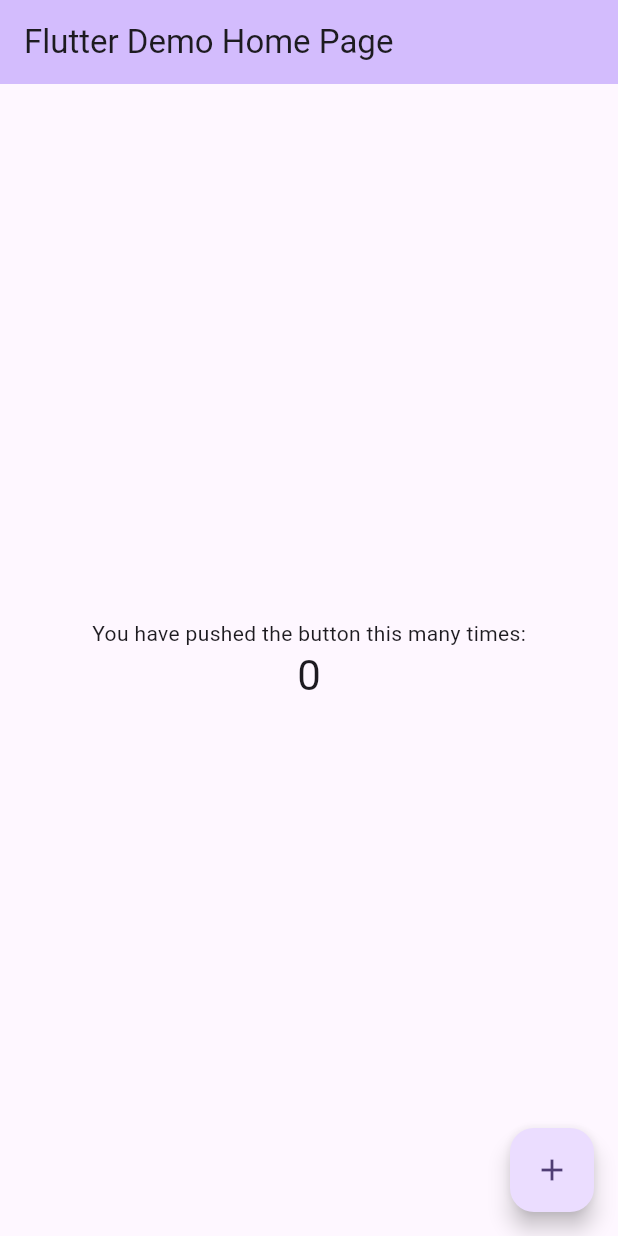
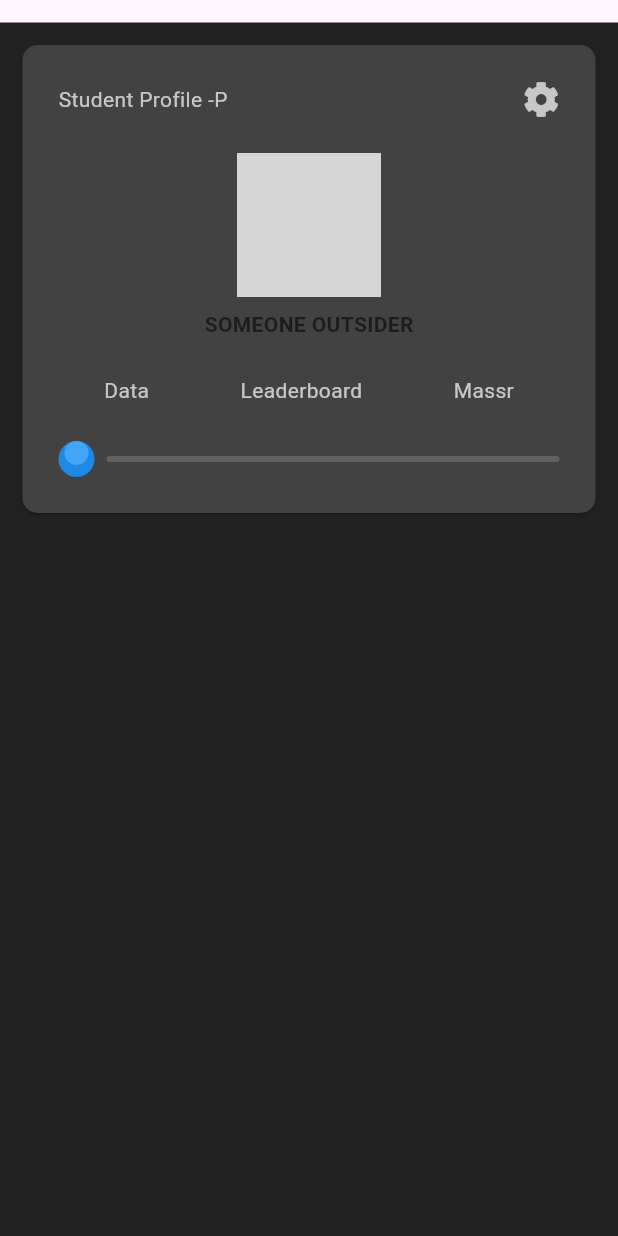
Before and after one commit to yousef-shaman/educational-_game_flutter, a Flutter app: the screen it shows after launch, on a phone screen of 412 x 824 dp. Run offline on Flutter 3.47's test engine with Material 3 defaults, Android fonts, the phone set to English and light mode, and no system bars; our stand-ins replace font_awesome_flutter; network calls fail; grey boxes are pictures that could not be loaded.

Commit message:
adding 'custom_tab_bar.dart' file and initializing working on profile page

```diff
--- /dev/null
+++ b/lib/custom_tab_bar.dart
@@ -0,0 +1,69 @@
+import 'package:flutter/material.dart';
+
+class TabBarDemo extends StatefulWidget {
+  @override
+  _TabBarDemoState createState() => _TabBarDemoState();
+}
+
+class _TabBarDemoState extends State<TabBarDemo> with SingleTickerProviderStateMixin {
+  late TabController _tabController;
+
+  @override
+  void initState() {
+    super.initState();
+    _tabController = TabController(length: 3, vsync: this);
+  }
+
+  @override
+  Widget build(BuildContext context) {
+    return Scaffold(
+      appBar: AppBar(
+        title: Text('Custom Tab Bar'),
+        bottom: PreferredSize(
+          preferredSize: Size.fromHeight(55),
+          child: Align(
+            alignment: Alignment.centerLeft,
+            child: TabBar(
+              controller: _tabController,
+              indicator: BoxDecoration(),
+              tabs: [
+                TabItem(icon: Icons.home, title: 'Home'),
+                TabItem(icon: Icons.search, title: 'Search'),
+                TabItem(icon: Icons.person, title: 'Profile'),
+              ],
+            ),
+          ),
+        ),
+      ),
+      body: TabBarView(
+        controller: _tabController,
+        children: [
+          Icon(Icons.home),
+          Icon(Icons.search),
+          Icon(Icons.person),
+        ],
+      ),
+    );
+  }
+}
+
+class TabItem extends StatelessWidget {
+  final IconData icon;
+  final String title;
+
+  const TabItem({Key? key, required this.icon, required this.title}) : super(key: key);
+
+  @override
+  Widget build(BuildContext context) {
+    return Container(
+      height: 55,
+      child: Column(
+        mainAxisAlignment: MainAxisAlignment.end,
+        children: [
+          Icon(icon),
+          Text(title),
+        ],
+      ),
+    );
+  }
+}
--- a/lib/main.dart
+++ b/lib/main.dart
@@ -1,4 +1,7 @@
 import 'package:flutter/material.dart';
+import 'package:font_awesome_flutter/font_awesome_flutter.dart';
+import 'custom_tab_bar.dart'; // Import the custom tab bar
+
 
 void main() {
   runApp(const MyApp());
@@ -7,119 +10,260 @@
 class MyApp extends StatelessWidget {
   const MyApp({super.key});
 
-  // This widget is the root of your application.
   @override
   Widget build(BuildContext context) {
     return MaterialApp(
-      title: 'Flutter Demo',
+
+      title: 'Student Profile',
       theme: ThemeData(
-        // This is the theme of your application.
-        //
-        // TRY THIS: Try running your application with "flutter run". You'll see
-        // the application has a purple toolbar. Then, without quitting the app,
-        // try changing the seedColor in the colorScheme below to Colors.green
-        // and then invoke "hot reload" (save your changes or press the "hot
-        // reload" button in a Flutter-supported IDE, or press "r" if you used
-        // the command line to start the app).
-        //
-        // Notice that the counter didn't reset back to zero; the application
-        // state is not lost during the reload. To reset the state, use hot
-        // restart instead.
-        //
-        // This works for code too, not just values: Most code changes can be
-        // tested with just a hot reload.
-        colorScheme: ColorScheme.fromSeed(seedColor: Colors.deepPurple),
-        useMaterial3: true,
+        primarySwatch: Colors.blue,
+        visualDensity: VisualDensity.adaptivePlatformDensity,
       ),
-      home: const MyHomePage(title: 'Flutter Demo Home Page'),
+      home: const ProfilePage(),
+      // home: TabBarDemo(), // Use the TabBarDemo from the custom_tab_bar file
+    );
+
+  }
+}
+
+class ProfilePage extends StatelessWidget {
+  const ProfilePage({super.key});
+
+  @override
+  Widget build(BuildContext context) {
+    return Scaffold(
+      appBar: AppBar(foregroundColor: Color.fromARGB(255, 255, 255, 255),
+      toolbarHeight: 15,),
+      backgroundColor: Colors.grey[900],
+      body: Align(
+        alignment: Alignment.topCenter,
+        child: Card(
+          color: Colors.grey[800],
+          margin: EdgeInsets.all(15),
+          shape: RoundedRectangleBorder(
+            borderRadius: BorderRadius.circular(10),
+          ),
+          child: Padding(
+            padding: const EdgeInsets.all(24.0),
+            child: Column(
+              mainAxisSize: MainAxisSize.min,
+              children: [
+                _buildHeader(),
+                const SizedBox(height: 24),
+                _buildProfileImage(context),
+                const SizedBox(height: 24),
+                _buildTabBar(),
+                const SizedBox(height: 24),
+                _buildProgressIndicator(),
+              ],
+            ),
+          ),
+        ),
+      ),
+    );
+  }
+
+  Widget _buildHeader() {
+    return const Row(
+      mainAxisAlignment: MainAxisAlignment.spaceBetween,
+      children: [
+        Text('Student Profile -P', style: TextStyle(color: Colors.white70)),
+        Icon(FontAwesomeIcons.cog, color: Colors.white70),
+      ],
+    );
+  }
+
+  Widget _buildProfileImage(BuildContext context) {
+    return const Column(
+      children: [
+        CircleAvatar(
+          radius: 48,
+          backgroundImage: NetworkImage('https://placehold.co/96x96'),
+        ),
+        SizedBox(height: 8),
+        Text('SOMEONE OUTSIDER', style: TextStyle(fontWeight: FontWeight.bold)),
+      ],
+    );
+  }
+
+  Widget _buildTabBar() {
+    return Row(
+      mainAxisAlignment: MainAxisAlignment.spaceAround,
+      children: [
+        _buildTab('Data'),
+        _buildTab('Leaderboard'),
+        _buildTab('Massr'),
+      ],
+    );
+  }
+
+  Widget _buildTab(String title) {
+    return Text(title, style: const TextStyle(color: Colors.white70));
+  }
+
+  Widget _buildProgressIndicator() {
+    return Row(
+      children: [
+        Container(
+          width: 24,
+          height: 24,
+          decoration: BoxDecoration(
+            color: Colors.blue[600],
+            shape: BoxShape.circle,
+          ),
+          child: Align(
+            alignment: Alignment.topCenter,
+            child: Container(
+              width: 16,
+              height: 16,
+              decoration: BoxDecoration(
+                color: Colors.blue[400],
+                shape: BoxShape.circle,
+              ),
+            ),
+          ),
+        ),
+        Expanded(
+          child: Container(
+            height: 4,
+            margin: const EdgeInsets.only(left: 8),
+            decoration: BoxDecoration(
+              color: Colors.grey[700],
+              borderRadius: BorderRadius.circular(2),
+            ),
+          ),
+        ),
+      ],
     );
   }
 }
 
-class MyHomePage extends StatefulWidget {
-  const MyHomePage({super.key, required this.title});
 
-  // This widget is the home page of your application. It is stateful, meaning
-  // that it has a State object (defined below) that contains fields that affect
-  // how it looks.
 
-  // This class is the configuration for the state. It holds the values (in this
-  // case the title) provided by the parent (in this case the App widget) and
-  // used by the build method of the State. Fields in a Widget subclass are
-  // always marked "final".
 
-  final String title;
 
-  @override
-  State<MyHomePage> createState() => _MyHomePageState();
-}
+// import 'package:flutter/material.dart';
 
-class _MyHomePageState extends State<MyHomePage> {
-  int _counter = 0;
+// void main() {
+//   runApp(const MyApp());
+// }
 
-  void _incrementCounter() {
-    setState(() {
-      // This call to setState tells the Flutter framework that something has
-      // changed in this State, which causes it to rerun the build method below
-      // so that the display can reflect the updated values. If we changed
-      // _counter without calling setState(), then the build method would not be
-      // called again, and so nothing would appear to happen.
-      _counter++;
-    });
-  }
+// class MyApp extends StatelessWidget {
+//   const MyApp({super.key});
 
-  @override
-  Widget build(BuildContext context) {
-    // This method is rerun every time setState is called, for instance as done
-    // by the _incrementCounter method above.
-    //
-    // The Flutter framework has been optimized to make rerunning build methods
-    // fast, so that you can just rebuild anything that needs updating rather
-    // than having to individually change instances of widgets.
-    return Scaffold(
-      appBar: AppBar(
-        // TRY THIS: Try changing the color here to a specific color (to
-        // Colors.amber, perhaps?) and trigger a hot reload to see the AppBar
-        // change color while the other colors stay the same.
-        backgroundColor: Theme.of(context).colorScheme.inversePrimary,
-        // Here we take the value from the MyHomePage object that was created by
-        // the App.build method, and use it to set our appbar title.
-        title: Text(widget.title),
-      ),
-      body: Center(
-        // Center is a layout widget. It takes a single child and positions it
-        // in the middle of the parent.
-        child: Column(
-          // Column is also a layout widget. It takes a list of children and
-          // arranges them vertically. By default, it sizes itself to fit its
-          // children horizontally, and tries to be as tall as its parent.
-          //
-          // Column has various properties to control how it sizes itself and
-          // how it positions its children. Here we use mainAxisAlignment to
-          // center the children vertically; the main axis here is the vertical
-          // axis because Columns are vertical (the cross axis would be
-          // horizontal).
-          //
-          // TRY THIS: Invoke "debug painting" (choose the "Toggle Debug Paint"
-          // action in the IDE, or press "p" in the console), to see the
-          // wireframe for each widget.
-          mainAxisAlignment: MainAxisAlignment.center,
-          children: <Widget>[
-            const Text(
-              'You have pushed the button this many times:',
-            ),
-            Text(
-              '$_counter',
-              style: Theme.of(context).textTheme.headlineMedium,
-            ),
-          ],
-        ),
-      ),
-      floatingActionButton: FloatingActionButton(
-        onPressed: _incrementCounter,
-        tooltip: 'Increment',
-        child: const Icon(Icons.add),
-      ), // This trailing comma makes auto-formatting nicer for build methods.
-    );
-  }
-}
+//   // This widget is the root of your application.
+//   @override
+//   Widget build(BuildContext context) {
+//     return MaterialApp(
+//       title: 'Flutter Demo',
+//       theme: ThemeData(
+//         // This is the theme of your application.
+//         //
+//         // TRY THIS: Try running your application with "flutter run". You'll see
+//         // the application has a purple toolbar. Then, without quitting the app,
+//         // try changing the seedColor in the colorScheme below to Colors.green
+//         // and then invoke "hot reload" (save your changes or press the "hot
+//         // reload" button in a Flutter-supported IDE, or press "r" if you used
+//         // the command line to start the app).
+//         //
+//         // Notice that the counter didn't reset back to zero; the application
+//         // state is not lost during the reload. To reset the state, use hot
+//         // restart instead.
+//         //
+//         // This works for code too, not just values: Most code changes can be
+//         // tested with just a hot reload.
+//         colorScheme: ColorScheme.fromSeed(seedColor: Color.fromARGB(255, 1, 117, 152)),
+//         useMaterial3: true,
+//       ),
+//       home: const MyHomePage(title: 'Profile'),
+//     );
+//   }
+// }
+
+// class MyHomePage extends StatefulWidget {
+//   const MyHomePage({super.key, required this.title});
+
+//   // This widget is the home page of your application. It is stateful, meaning
+//   // that it has a State object (defined below) that contains fields that affect
+//   // how it looks.
+
+//   // This class is the configuration for the state. It holds the values (in this
+//   // case the title) provided by the parent (in this case the App widget) and
+//   // used by the build method of the State. Fields in a Widget subclass are
+//   // always marked "final".
+
+//   final String title;
+
+//   @override
+//   State<MyHomePage> createState() => _MyHomePageState();
+// }
+
+// class _MyHomePageState extends State<MyHomePage> {
+//   int _counter = 0;
+
+//   void _incrementCounter() {
+//     setState(() {
+//       // This call to setState tells the Flutter framework that something has
+//       // changed in this State, which causes it to rerun the build method below
+//       // so that the display can reflect the updated values. If we changed
+//       // _counter without calling setState(), then the build method would not be
+//       // called again, and so nothing would appear to happen.
+//       _counter++;
+//     });
+//   }
+
+//   @override
+//   Widget build(BuildContext context) {
+//     // This method is rerun every time setState is called, for instance as done
+//     // by the _incrementCounter method above.
+//     //
+//     // The Flutter framework has been optimized to make rerunning build methods
+//     // fast, so that you can just rebuild anything that needs updating rather
+//     // than having to individually change instances of widgets.
+//     return Scaffold(
+//       appBar: AppBar(
+//         // TRY THIS: Try changing the color here to a specific color (to
+//         // Colors.amber, perhaps?) and trigger a hot reload to see the AppBar
+//         // change color while the other colors stay the same.
+//         backgroundColor: Theme.of(context).colorScheme.inversePrimary,
+//         // Here we take the value from the MyHomePage object that was created by
+//         // the App.build method, and use it to set our appbar title.
+//         title: Text(widget.title),
+//       ),
+//       body: Center(
+//         // Center is a layout widget. It takes a single child and positions it
+//         // in the middle of the parent.
+//         child: Column(
+//           // Column is also a layout widget. It takes a list of children and
+//           // arranges them vertically. By default, it sizes itself to fit its
+//           // children horizontally, and tries to be as tall as its parent.
+//           //
+//           // Column has various properties to control how it sizes itself and
+//           // how it positions its children. Here we use mainAxisAlignment to
+//           // center the children vertically; the main axis here is the vertical
+//           // axis because Columns are vertical (the cross axis would be
+//           // horizontal).
+//           //
+//           // TRY THIS: Invoke "debug painting" (choose the "Toggle Debug Paint"
+//           // action in the IDE, or press "p" in the console), to see the
+//           // wireframe for each widget.
+//           mainAxisAlignment: MainAxisAlignment.center,
+//           children: <Widget>[
+//             const Text(
+//               'You have pushed the button this many times:',
+//             ),
+//             Text(
+//               '$_counter',
+//               style: Theme.of(context).textTheme.headlineMedium,
+//             ),
+//           ],
+//         ),
+//       ),
+//       floatingActionButton: FloatingActionButton(
+//         onPressed: _incrementCounter,
+//         tooltip: 'Increment',
+//         child: const Icon(Icons.add),
+//       ), // This trailing comma makes auto-formatting nicer for build methods.
+//     );
+//   }
+// }
--- a/pubspec.yaml
+++ b/pubspec.yaml
@@ -30,6 +30,7 @@ environment:
 dependencies:
   flutter:
     sdk: flutter
+  font_awesome_flutter: ^9.1.0
 
 
   # The following adds the Cupertino Icons font to your application.
```
Also changed, not shown: pubspec.lock.
